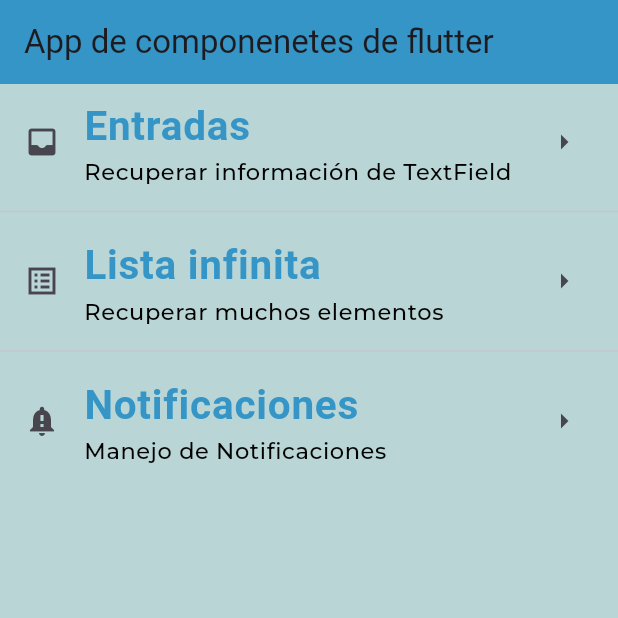
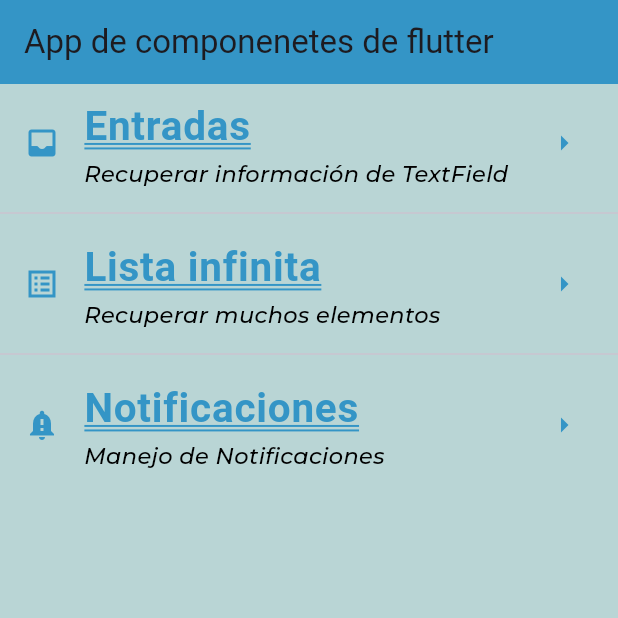
Before and after one commit to MarielBaezSanchez/componentes_flutter5a, a Flutter app: the screen it shows after launch, on a phone screen of 412 x 824 dp, the top half of it. Run offline on Flutter 3.47's test engine with Material 3 defaults, Android fonts, the phone set to English and light mode, and no system bars; our stand-ins replace google_fonts; Roboto replaces fonts that are missing (Gabriela).

Commit message:
Finishing first version of AppTheme

```diff
--- a/lib/screens/home_screen.dart
+++ b/lib/screens/home_screen.dart
@@ -20,10 +20,10 @@ class HomeScreen extends StatelessWidget {
 
             subtitle: Text(
               'Recuperar información de TextField',
-              style: Theme.of(context).textTheme.bodySmall,
+              style: AppTheme.lightTheme.textTheme.bodySmall,
             ),
-            leading:const Icon(Icons.inbox_rounded),
-            trailing:const Icon(Icons.arrow_right_outlined),
+            leading:const Icon(Icons.inbox_rounded, color: AppTheme.primaryColor,),
+            trailing:const Icon(Icons.arrow_right_outlined, color: AppTheme.primaryColor,),
           ),
           const Divider(),
           ListTile(
@@ -32,10 +32,10 @@ class HomeScreen extends StatelessWidget {
               style: AppTheme.lightTheme.textTheme.headlineLarge,),
             subtitle: Text(
               'Recuperar muchos elementos',
-              style: Theme.of(context).textTheme.bodySmall,
+              style: AppTheme.lightTheme.textTheme.bodySmall,
               ),
-            leading:const Icon(Icons.list_alt_sharp),
-            trailing:const Icon(Icons.arrow_right_outlined),
+            leading:const Icon(Icons.list_alt_sharp, color: AppTheme.primaryColor,),
+            trailing:const Icon(Icons.arrow_right_outlined, color: AppTheme.primaryColor,),
           ),
           const Divider(),
           ListTile(
@@ -44,9 +44,9 @@ class HomeScreen extends StatelessWidget {
               style: AppTheme.lightTheme.textTheme.headlineLarge,),
             subtitle: Text(
               'Manejo de Notificaciones',
-              style: Theme.of(context).textTheme.bodySmall,),
-            leading:const Icon(Icons.notification_important),
-            trailing:const Icon(Icons.arrow_right_outlined),
+              style: AppTheme.lightTheme.textTheme.bodySmall,),
+            leading:const Icon(Icons.notification_important, color: AppTheme.primaryColor,),
+            trailing:const Icon(Icons.arrow_right_outlined, color: AppTheme.primaryColor,),
           ),
         ],
       ),
--- a/lib/theme/app_theme.dart
+++ b/lib/theme/app_theme.dart
@@ -18,13 +18,18 @@ class AppTheme {
       headlineLarge: GoogleFonts.gabriela(
         fontSize: 27.0,
         fontWeight: FontWeight.bold,
-        color: primaryColor,          //fontFamily: GoogleFonts.dancingScript(),
+        color: primaryColor,
+        decoration: TextDecoration.underline,
+        decorationColor: primaryColor,
+        decorationStyle: TextDecorationStyle.double,
+        decorationThickness: 1.0,        //fontFamily: GoogleFonts.dancingScript(),
         ),
         //fuente para textos muy pequeños
         bodySmall: GoogleFonts.montserrat(
           fontSize: 15.0,
           fontWeight: FontWeight.w500,
           color: secondaryColor,
+          fontStyle: FontStyle.italic
         ),
       ));
 }
```
